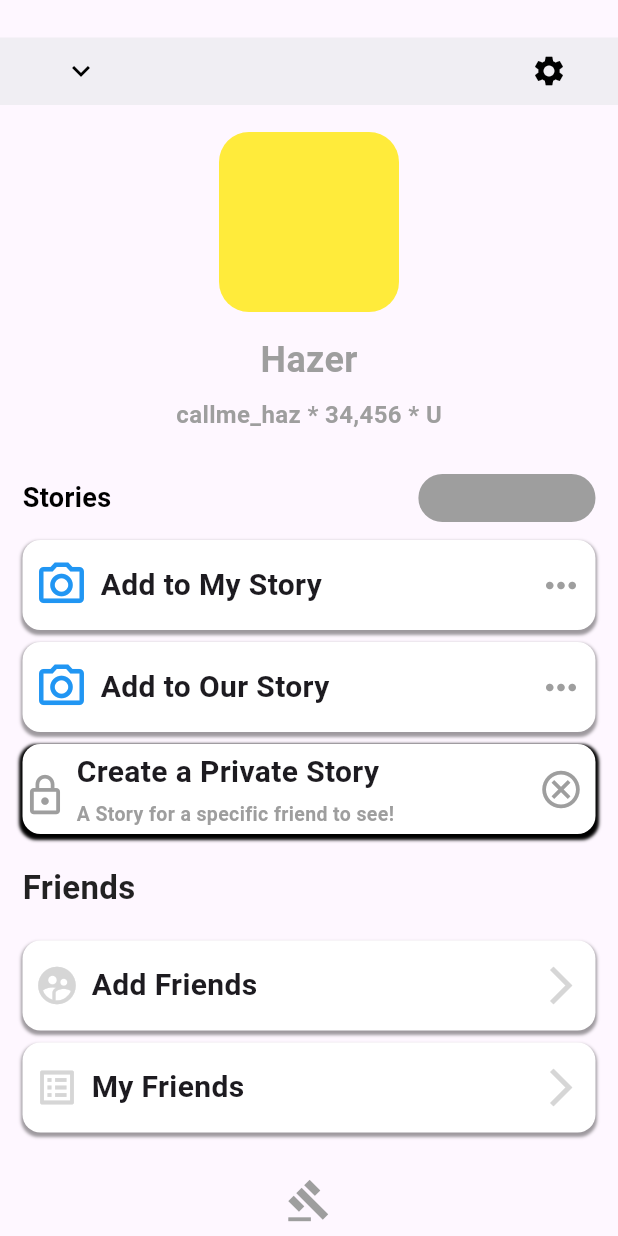
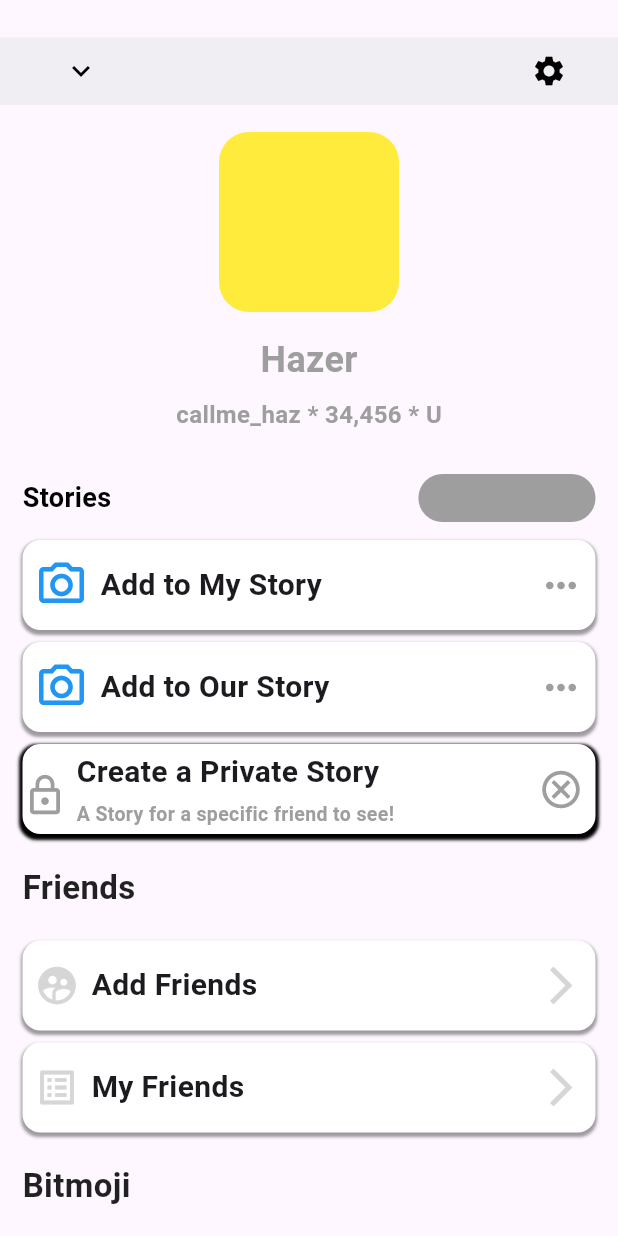
Before and after one commit to avikumar11haz/snapy, a Flutter app: the UserDetails screen opened directly, on a phone screen of 412 x 824 dp. Run offline on Flutter 3.47's test engine with Material 2 defaults, Android fonts, the phone set to English and light mode, and no system bars; missing offline and left inert: flutter_swipe_detector.

Commit message:
create bitmoji text widget

```diff
--- /dev/null
+++ b/lib/bottomnavbar_option5/Widgets/UserDetailsWidgets/BitmojiSection/bitmojiText_Widget.dart
@@ -0,0 +1,21 @@
+import 'package:flutter/material.dart';
+
+Widget BitmojiText(){
+  return const Padding(padding: EdgeInsets.only(
+    left: 15,
+    right: 15,
+    top: 20,
+    bottom: 12,
+  ),
+    child: Row(
+      children: [
+        Text("Bitmoji",
+        style: TextStyle(
+          color: Colors.black87,
+          fontSize: 22,
+          fontWeight: FontWeight.w600
+        ),)
+      ],
+    ),
+  );
+}
--- a/lib/bottomnavbar_option5/userDetails_Screen.dart
+++ b/lib/bottomnavbar_option5/userDetails_Screen.dart
@@ -4,6 +4,7 @@
 import 'package:snapy/bottomnavbar_option5/Widgets/StorySection/addTo_Widget.dart';
 import 'package:snapy/bottomnavbar_option5/Widgets/StorySection/privateStory_Widget.dart';
 import 'package:snapy/bottomnavbar_option5/Widgets/StorySection/storiesText_Widget.dart';
+import 'package:snapy/bottomnavbar_option5/Widgets/UserDetailsWidgets/BitmojiSection/bitmojiText_Widget.dart';
 import 'package:snapy/bottomnavbar_option5/Widgets/UserDetailsWidgets/FriendsSection/friendsSection_Widget.dart';
 import 'package:snapy/bottomnavbar_option5/Widgets/UserDetailsWidgets/FriendsSection/friendsText_Widget.dart';
 import 'package:snapy/bottomnavbar_option5/settings_screen.dart';
@@ -101,6 +102,8 @@
                 FriendsSection("Add Friends", Icons.supervised_user_circle),
                 FriendsSection("My Friends", Icons.list_alt_outlined),
 
+                BitmojiText(),
+
                 const Padding(padding: EdgeInsets.only(top: 30),
                 child: Icon(
                   Icons.gavel_sharp,
```
